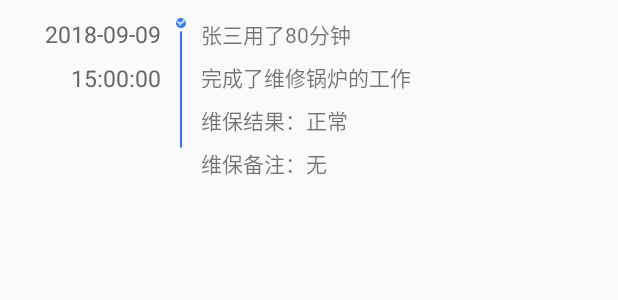
After one commit to shike2599/MyApp, an Android app: the layout mainten_listview_item_layout.xml on its own in the app's theme, with its tools: preview values and no code run, on a phone screen of 412 x 824 dp. The commit adds this screen. Shown: the top 300 px of the screen. Run offline under Robolectric (Android 15) with nearby library versions, the phone set to English and light mode, and no system bars.

Commit message:
修改了报警信息和维保信息页面

```diff
--- a/app/src/main/java/project/wy/com/myappdemo/adapter/MyExpListViewAdapter.java
+++ b/app/src/main/java/project/wy/com/myappdemo/adapter/MyExpListViewAdapter.java
@@ -85,7 +85,8 @@ public class MyExpListViewAdapter extends BaseExpandableListAdapter{
         } else {
             groupViewHolder = (GroupViewHolder) convertView.getTag();
         }
-        String time_1 = StringUtil.stampToDate(mMaintenBean.getResult().get(groupPosition).getEquip_main_date().getTime()+"");
+       // String time_1 = StringUtil.stampToDate(mMaintenBean.getResult().get(groupPosition).getEquip_main_date().getTime()+"");
+        String time_1 = "";
         String time_2 = time_1+"  "+"星期"+mMaintenBean.getResult().get(groupPosition).getEquip_main_date().getDay();
         //      把位置和图标添加到Map
         mIndicators.put(groupPosition, groupViewHolder.ivIndicator);
@@ -123,7 +124,8 @@ public class MyExpListViewAdapter extends BaseExpandableListAdapter{
         childViewHolder.equip_main_id.setText( mMaintenBean.getResult().get(groupPosition).getEquip_main_id()+"");
         childViewHolder.equip_id.setText( mEp_id+"");
         childViewHolder.equip_main_info.setText( mMaintenBean.getResult().get(groupPosition).getEquip_main_info());
-        String data = StringUtil.stampToDate(mMaintenBean.getResult().get(groupPosition).getEquip_main_date().getTime()+"");
+//        String data = StringUtil.stampToDate(mMaintenBean.getResult().get(groupPosition).getEquip_main_date().getTime()+"");
+        String data = "";
         String time      = data+"  "+"星期"+mMaintenBean.getResult().get(groupPosition).getEquip_main_date().getDay();
         childViewHolder.equip_date.setText(time);
         childViewHolder.equip_main_time.setText( mMaintenBean.getResult().get(groupPosition).getEquip_main_time()+"");
--- a/app/src/main/java/project/wy/com/myappdemo/untils/StringUtil.java
+++ b/app/src/main/java/project/wy/com/myappdemo/untils/StringUtil.java
@@ -33,7 +33,7 @@ public class StringUtil {
      * @param GMT 秒单部位
      * @return
      */
-    public static String stampToDate(String GMT) {
+    public static String[] stampToDate(String GMT) {
          Long newGTM = Long.parseLong(GMT) / 1000;
         long lt = newGTM+8*3600;
         String res = null;
@@ -45,6 +45,6 @@ public class StringUtil {
             e.printStackTrace();
         }
 
-        return res;
+        return res.split(" ");
     }
 }
--- a/app/src/main/res/drawable/button_style_bg.xml
+++ b/app/src/main/res/drawable/button_style_bg.xml
@@ -5,7 +5,7 @@
                  android:shape="rectangle">
                  <!-- 圆角深红色按钮 -->
                 <solid android:color="#1cc31c"/>
-                 <corners android:radius="8dip"/>
+                 <corners android:radius="4dip"/>
          </shape>
        </item>
 
@@ -13,8 +13,8 @@
         <shape xmlns:android="http://schemas.android.com/apk/res/android"
             android:shape="rectangle">
             <!-- 圆角红色按钮 -->
-            <solid android:color="#D9534F"/>
-            <corners android:radius="8dip"/>
+            <solid android:color="#2979FF"/>
+            <corners android:radius="4dip"/>
           </shape>
         </item>
     </selector>
--- /dev/null
+++ b/app/src/main/res/layout/mainten_listview_item_layout.xml
@@ -0,0 +1,80 @@
+<?xml version="1.0" encoding="utf-8"?>
+<RelativeLayout xmlns:android="http://schemas.android.com/apk/res/android"
+    android:layout_width="match_parent"
+    android:layout_height="match_parent"
+    android:paddingTop="12dp"
+    >
+   <TextView
+       android:id="@+id/date_textview"
+       android:layout_width="wrap_content"
+       android:layout_height="wrap_content"
+       android:textSize="@dimen/mainten_text_date_sise"
+       android:textColor="@color/mainten_text_color"
+       android:text="2018-09-09"
+       android:layout_marginLeft="30dp"
+       />
+
+    <TextView
+        android:id="@+id/time_textview"
+        android:layout_width="wrap_content"
+        android:layout_height="wrap_content"
+        android:layout_below="@+id/date_textview"
+        android:text="15:00:00"
+        android:textColor="@color/mainten_text_color"
+        android:textSize="@dimen/mainten_text_date_sise"
+        android:layout_alignRight="@id/date_textview"
+        android:layout_marginTop="8dp"
+
+        />
+    <ImageView
+        android:id="@+id/break_imageview"
+        android:layout_width="wrap_content"
+        android:layout_height="wrap_content"
+        android:src="@mipmap/matinten_icon"
+        android:layout_toRightOf="@id/date_textview"
+        android:layout_marginLeft="10dp"
+        />
+    <TextView
+        android:id="@+id/show_user_maintime_textview"
+        android:layout_width="wrap_content"
+        android:layout_height="wrap_content"
+        android:textSize="@dimen/mainten_text_sise"
+        android:text="张三用了80分钟"
+        android:layout_toRightOf="@id/break_imageview"
+        android:layout_marginLeft="10dp"
+        />
+    <TextView
+    android:id="@+id/show_mainten_content"
+    android:layout_width="wrap_content"
+    android:layout_height="wrap_content"
+    android:textSize="@dimen/mainten_text_sise"
+    android:text="完成了维修锅炉的工作"
+    android:layout_toRightOf="@id/break_imageview"
+    android:layout_marginLeft="10dp"
+    android:layout_below="@id/show_user_maintime_textview"
+    android:layout_marginTop="7dp"
+    />
+
+    <TextView
+        android:id="@+id/show_mainten_result"
+        android:layout_width="wrap_content"
+        android:layout_height="wrap_content"
+        android:textSize="@dimen/mainten_text_sise"
+        android:text="维保结果：正常"
+        android:layout_toRightOf="@id/break_imageview"
+        android:layout_marginLeft="10dp"
+        android:layout_below="@id/show_mainten_content"
+        android:layout_marginTop="7dp"
+        />
+    <TextView
+        android:id="@+id/show_mainten_memo"
+        android:layout_width="wrap_content"
+        android:layout_height="wrap_content"
+        android:textSize="@dimen/mainten_text_sise"
+        android:text="维保备注：无"
+        android:layout_toRightOf="@id/break_imageview"
+        android:layout_marginLeft="10dp"
+        android:layout_below="@id/show_mainten_result"
+        android:layout_marginTop="7dp"
+        />
+</RelativeLayout>
--- a/app/src/main/res/layout/titlebar.xml
+++ b/app/src/main/res/layout/titlebar.xml
@@ -1,7 +1,7 @@
 <?xml version="1.0" encoding="utf-8"?>
 <RelativeLayout xmlns:android="http://schemas.android.com/apk/res/android"
     android:layout_width="match_parent"
-    android:layout_height="50dp"
+    android:layout_height="55dp"
     android:background="@android:color/holo_blue_light"
     >
    <ImageView
@@ -33,9 +33,9 @@
         android:layout_centerVertical="true"
         android:text="扫一扫"
         android:textColor="@android:color/white"
-        android:textSize="20sp"
+        android:textSize="14dp"
         android:layout_alignParentRight="true"
-        android:layout_marginRight="20dp"
+        android:layout_marginRight="17dp"
         android:visibility="gone"
         />
 </RelativeLayout>
--- a/app/src/main/res/values/colors.xml
+++ b/app/src/main/res/values/colors.xml
@@ -21,4 +21,6 @@
     <color name="blue_pressed">#99ccee</color>
     <color name="black">#333333</color>
     <color name="transparent">#00000000</color>
+    <color name="textcolor">#666666</color>
+    <color name="mainten_text_color">#666666</color>
 </resources>
--- a/app/src/main/res/values/dimens.xml
+++ b/app/src/main/res/values/dimens.xml
@@ -57,6 +57,8 @@
     <dimen name="dialog_width">300dp</dimen>
     <!-- 通用 圆角 -->
     <dimen name="radius">5dp</dimen>
-    <dimen name="device_info_size">18dp</dimen>
+    <dimen name="device_info_size">16dp</dimen>
     <dimen name="device_title_size">25dp</dimen>
+    <dimen name="mainten_text_sise">14dp</dimen>
+    <dimen name="mainten_text_date_sise">15dp</dimen>
 </resources>
```
Also changed, not shown: app/src/main/java/project/wy/com/myappdemo/adapter/MaintenListViewAdapter.java (added, +82 -0 lines), app/src/main/java/project/wy/com/myappdemo/fragment/Maintenanfragment.java (+35 -16 lines), app/src/main/res/drawable/bg_edittext.xml (added, +9 -0 lines), app/src/main/res/drawable/bg_edittext_focused.xml (added, +8 -0 lines), app/src/main/res/drawable/bg_edittext_normal.xml (added, +8 -0 lines), app/src/main/res/layout/miantenan_info_layout.xml (+12 -7 lines), app/src/main/res/layout/warining_fragment_activity.xml (+79 -46 lines), app/src/main/res/mipmap-hdpi/matinten_icon.png (added), app/src/main/res/mipmap-xhdpi/matinten_icon.png (added).
